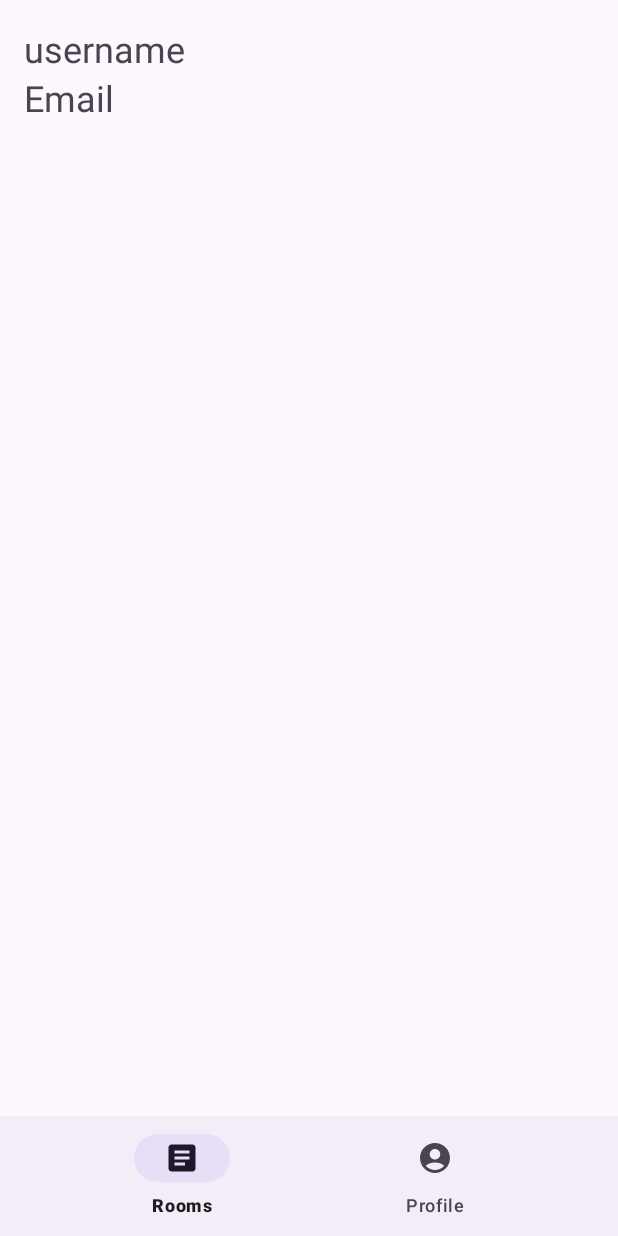
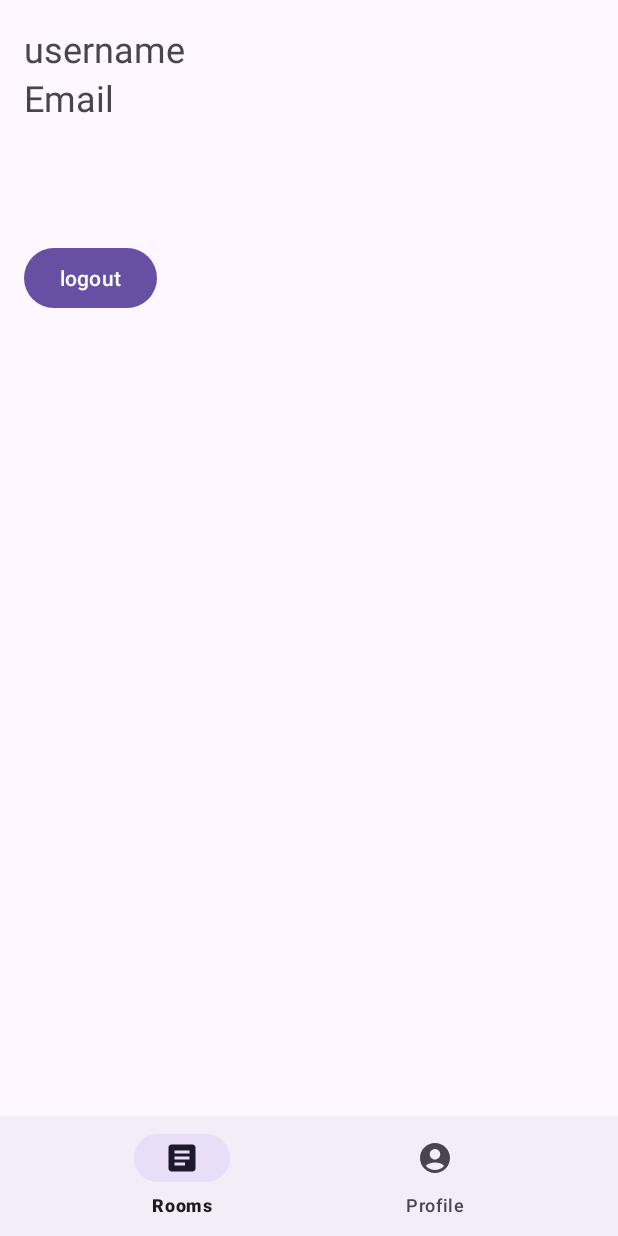
Before and after one commit to Martie1/SpringBoot-AndroidProject, an Android app: the ProfileActivity screen opened directly, with no data from a screen before it, on a phone screen of 412 x 824 dp. Run offline under Robolectric (Android 15) with nearby library versions, the phone set to English and light mode, and no system bars.

Commit message:
added working logout button

```diff
--- a/frontend/app/src/main/java/com/example/pwo/activities/ProfileActivity.java
+++ b/frontend/app/src/main/java/com/example/pwo/activities/ProfileActivity.java
@@ -1,8 +1,10 @@
 package com.example.pwo.activities;
 
+import android.content.Intent;
 import android.content.SharedPreferences;
 import android.os.Bundle;
 import android.util.Log;
+import android.widget.Button;
 import android.widget.TextView;
 
 import androidx.activity.EdgeToEdge;
@@ -25,6 +27,7 @@ public class ProfileActivity extends BaseActivity {
     private User user;
     private TextView tvUsername;
     private TextView tvEmail;
+    private Button btnLogout;
     @Override
     protected void onCreate(Bundle savedInstanceState) {
         super.onCreate(savedInstanceState);
@@ -39,7 +42,17 @@ public class ProfileActivity extends BaseActivity {
         String token = sharedPreferences.getString("auth_token", null);
         tvUsername = findViewById(R.id.tvUsername);
         tvEmail = findViewById(R.id.tvEmail);
+        btnLogout = findViewById(R.id.btnLogout);
         fetchUserDetails(token);
+        btnLogout.setOnClickListener(v -> logout());
+    }
+    private void logout(){
+        SharedPreferences sharedPreferences = getSharedPreferences("MyAppPrefs", MODE_PRIVATE);
+        SharedPreferences.Editor editor = sharedPreferences.edit();
+        editor.remove("auth_token");
+        editor.apply();
+        Intent intent = new Intent(ProfileActivity.this, MainActivity.class);
+        startActivity(intent);
     }
     private void fetchUserDetails(String token) {
         ApiClient.getInstance().getApiService().getUser("Bearer "+token).enqueue(new Callback<User>() {
--- a/frontend/app/src/main/res/layout/activity_profile.xml
+++ b/frontend/app/src/main/res/layout/activity_profile.xml
@@ -28,4 +28,14 @@
         android:textSize="24sp"
         app:layout_constraintStart_toStartOf="parent"
         app:layout_constraintTop_toBottomOf="@+id/tvUsername" />
+
+    <Button
+        android:id="@+id/btnLogout"
+        android:layout_width="wrap_content"
+        android:layout_height="wrap_content"
+        android:layout_marginStart="16dp"
+        android:layout_marginTop="80dp"
+        android:text="logout"
+        app:layout_constraintStart_toStartOf="parent"
+        app:layout_constraintTop_toBottomOf="@+id/tvEmail" />
 </androidx.constraintlayout.widget.ConstraintLayout>
```
